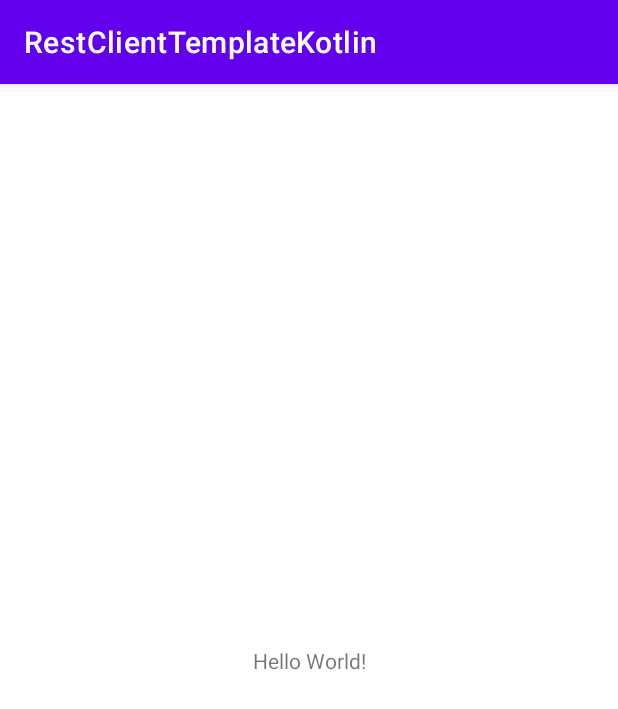
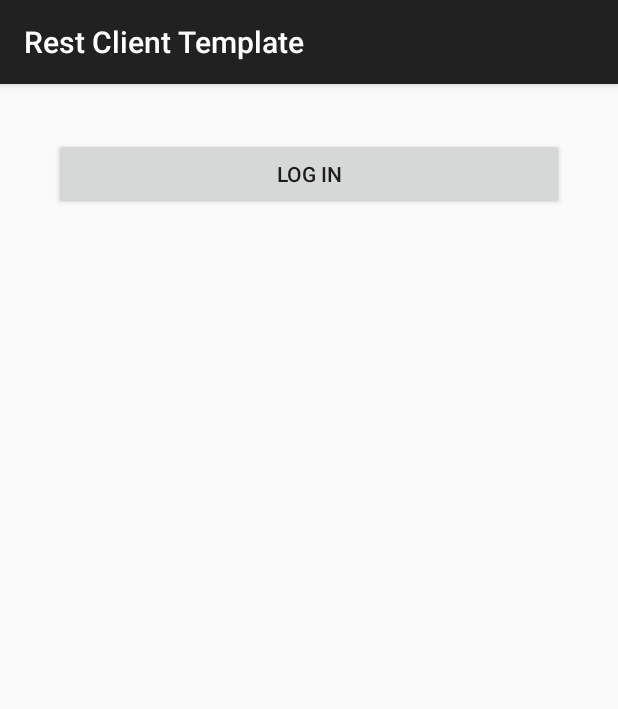
Before and after one commit to codepath/android-rest-client-template-kotlin, an Android app: the screen it shows after launch (MainActivity before the commit, LoginActivity after it), on a phone screen of 412 x 824 dp. Shown: the top 709 px of the screen. Run offline under Robolectric (Android 15) with nearby library versions, the phone set to English and light mode, and no system bars; our stand-ins replace Room's generated code; 2 statements that could not run were skipped.

Commit message:
Add Kotlin project template

```diff
--- /dev/null
+++ b/app/src/main/java/com/codepath/apps/restclienttemplate/LoginActivity.kt
@@ -0,0 +1,50 @@
+package com.codepath.apps.restclienttemplate
+
+import android.os.AsyncTask
+import android.os.Bundle
+import android.view.Menu
+import android.view.View
+import com.codepath.apps.restclienttemplate.models.SampleModel
+import com.codepath.apps.restclienttemplate.models.SampleModelDao
+import com.codepath.oauth.OAuthLoginActionBarActivity
+
+class LoginActivity : OAuthLoginActionBarActivity<RestClient>() {
+
+    var sampleModelDao: SampleModelDao? = null
+
+    override fun onCreate(savedInstanceState: Bundle?) {
+        super.onCreate(savedInstanceState)
+        setContentView(R.layout.activity_login)
+        val sampleModel = SampleModel()
+        sampleModel.name = "CodePath"
+        sampleModelDao = (applicationContext as RestApplication).getMyDatabase()!!.sampleModelDao()
+        AsyncTask.execute { sampleModelDao!!.insertModel(sampleModel) }
+    }
+
+
+    // Inflate the menu; this adds items to the action bar if it is present.
+    override fun onCreateOptionsMenu(menu: Menu?): Boolean {
+        menuInflater.inflate(R.menu.login, menu)
+        return true
+    }
+
+    // OAuth authenticated successfully, launch primary authenticated activity
+    // i.e Display application "homepage"
+    override fun onLoginSuccess() {
+        // Intent i = new Intent(this, PhotosActivity.class);
+        // startActivity(i);
+    }
+
+    // OAuth authentication flow failed, handle the error
+    // i.e Display an error dialog or toast
+    override fun onLoginFailure(e: Exception) {
+        e.printStackTrace()
+    }
+
+    // Click handler method for the button used to start OAuth flow
+    // Uses the client to initiate OAuth authorization
+    // This should be tied to a button used to login
+    fun loginToRest(view: View?) {
+        client.connect()
+    }
+}
--- a/app/src/main/java/com/codepath/apps/restclienttemplate/MainActivity.kt
+++ /dev/null
@@ -1,11 +0,0 @@
-package com.codepath.apps.restclienttemplate
-
-import androidx.appcompat.app.AppCompatActivity
-import android.os.Bundle
-
-class MainActivity : AppCompatActivity() {
-    override fun onCreate(savedInstanceState: Bundle?) {
-        super.onCreate(savedInstanceState)
-        setContentView(R.layout.activity_main)
-    }
-}
--- /dev/null
+++ b/app/src/main/java/com/codepath/apps/restclienttemplate/models/SampleModel.kt
@@ -0,0 +1,37 @@
+package com.codepath.apps.restclienttemplate.models
+
+import androidx.room.ColumnInfo
+import androidx.room.Entity
+import androidx.room.PrimaryKey
+import org.json.JSONException
+import org.json.JSONObject
+
+/*
+* This is a temporary, sample model that demonstrates the basic structure
+* of a SQLite persisted Model object. Check out the Room guide for more details:
+* https://github.com/codepath/android_guides/wiki/Room-Guide
+*
+*/
+@Entity
+class SampleModel(jsonObject: JSONObject? = null) {
+    @PrimaryKey(autoGenerate = true)
+    var id: Long? = null
+
+    // Define table fields
+    @ColumnInfo
+    var name: String? = null
+
+    init {
+        // Parse model from JSON
+        try {
+            name = jsonObject?.getString("title")
+        } catch (e: JSONException) {
+            e.printStackTrace()
+        }
+    }
+
+    // Setters
+    fun setId(id: Long) {
+        this.id = id
+    }
+}
--- /dev/null
+++ b/app/src/main/java/com/codepath/apps/restclienttemplate/models/SampleModelDao.kt
@@ -0,0 +1,21 @@
+package com.codepath.apps.restclienttemplate.models
+
+import androidx.room.Dao
+import androidx.room.Insert
+import androidx.room.OnConflictStrategy
+import androidx.room.Query
+
+@Dao
+interface SampleModelDao {
+
+    // @Query annotation requires knowing SQL syntax
+    // See http://www.sqltutorial.org/
+    @Query("SELECT * FROM SampleModel WHERE id = :id")
+    fun byId(id: Long): SampleModel?
+
+    @Query("SELECT * FROM SampleModel ORDER BY ID DESC LIMIT 300")
+    fun recentItems(): List<SampleModel?>?
+
+    @Insert(onConflict = OnConflictStrategy.REPLACE)
+    fun insertModel(vararg sampleModels: SampleModel?)
+}
--- /dev/null
+++ b/app/src/main/res/layout/activity_login.xml
@@ -0,0 +1,20 @@
+<?xml version="1.0" encoding="utf-8"?>
+<RelativeLayout xmlns:android="http://schemas.android.com/apk/res/android"
+    xmlns:tools="http://schemas.android.com/tools"
+    android:layout_width="match_parent"
+    android:layout_height="match_parent"
+    android:paddingLeft="@dimen/activity_horizontal_margin"
+    android:paddingTop="@dimen/activity_vertical_margin"
+    android:paddingRight="@dimen/activity_horizontal_margin"
+    android:paddingBottom="@dimen/activity_vertical_margin"
+    tools:context=".LoginActivity">
+
+    <Button
+        android:layout_width="match_parent"
+        android:layout_height="wrap_content"
+        android:layout_centerHorizontal="true"
+        android:layout_margin="20dp"
+        android:onClick="loginToRest"
+        android:text="@string/login_label" />
+
+</RelativeLayout>
--- a/app/src/main/res/layout/activity_main.xml
+++ /dev/null
@@ -1,18 +0,0 @@
-<?xml version="1.0" encoding="utf-8"?>
-<androidx.constraintlayout.widget.ConstraintLayout xmlns:android="http://schemas.android.com/apk/res/android"
-    xmlns:app="http://schemas.android.com/apk/res-auto"
-    xmlns:tools="http://schemas.android.com/tools"
-    android:layout_width="match_parent"
-    android:layout_height="match_parent"
-    tools:context=".MainActivity">
-
-    <TextView
-        android:layout_width="wrap_content"
-        android:layout_height="wrap_content"
-        android:text="Hello World!"
-        app:layout_constraintBottom_toBottomOf="parent"
-        app:layout_constraintLeft_toLeftOf="parent"
-        app:layout_constraintRight_toRightOf="parent"
-        app:layout_constraintTop_toTopOf="parent" />
-
-</androidx.constraintlayout.widget.ConstraintLayout>
--- /dev/null
+++ b/app/src/main/res/menu/login.xml
@@ -0,0 +1,5 @@
+<menu xmlns:android="http://schemas.android.com/apk/res/android"
+    xmlns:app="http://schemas.android.com/apk/res-auto">
+
+
+</menu>
--- /dev/null
+++ b/app/src/main/res/values/dimens.xml
@@ -0,0 +1,7 @@
+<resources>
+
+    <!-- Default screen margins, per the Android Design guidelines. -->
+    <dimen name="activity_horizontal_margin">16dp</dimen>
+    <dimen name="activity_vertical_margin">16dp</dimen>
+
+</resources>
--- /dev/null
+++ b/app/src/main/res/values/styles.xml
@@ -0,0 +1,16 @@
+<resources>
+
+    <style name="AppBaseTheme" parent="Theme.AppCompat.Light.DarkActionBar">
+        <!--
+            Theme customizations available in newer API levels can go in
+            res/values-vXX/styles.xml, while customizations related to
+            backward-compatibility can go here.
+        -->
+    </style>
+
+    <!-- Application theme. -->
+    <style name="AppTheme" parent="AppBaseTheme">
+        <!-- All customizations that are NOT specific to a particular API-level can go here. -->
+    </style>
+
+</resources>
```
Also changed, not shown: app/src/main/AndroidManifest.xml (+14 -1 lines), app/src/main/java/com/codepath/apps/restclienttemplate/MyDatabase.kt (added, +16 -0 lines), app/src/main/java/com/codepath/apps/restclienttemplate/RestApplication.kt (added, +40 -0 lines), app/src/main/java/com/codepath/apps/restclienttemplate/RestClient.kt (added, +74 -0 lines), app/src/main/res/values/strings.xml (+7 -1 lines), 1 other file.
